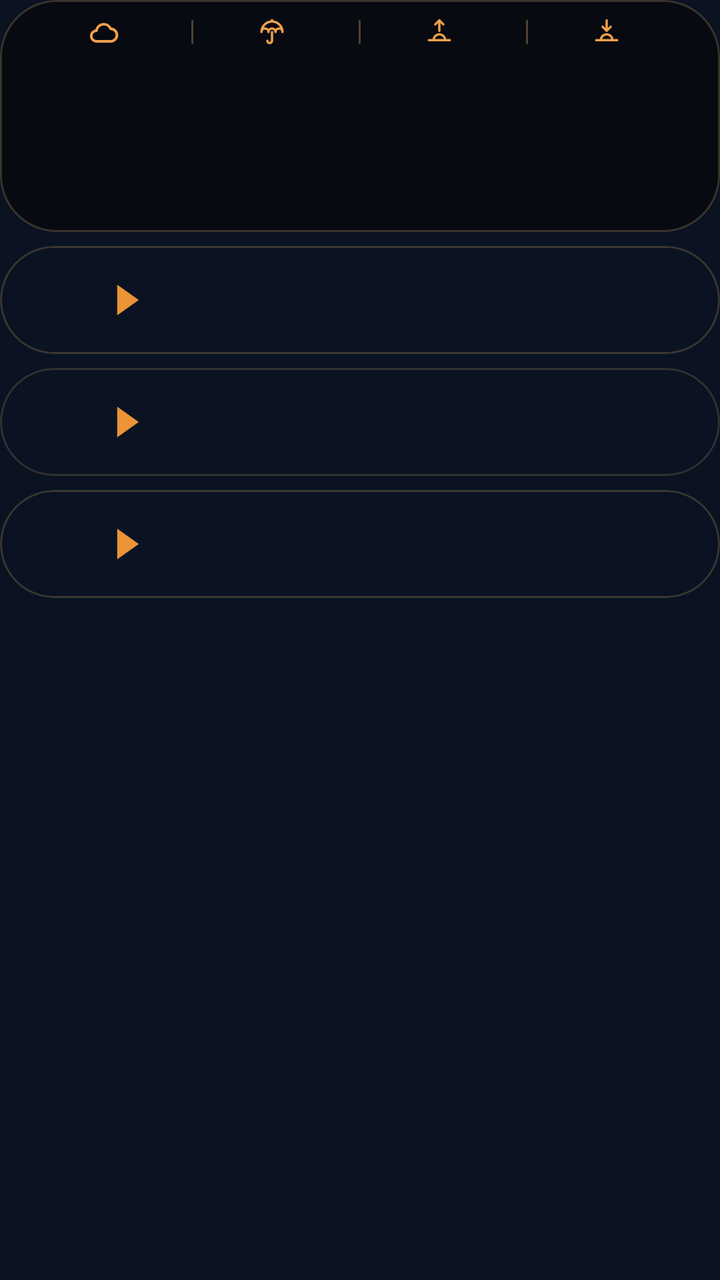
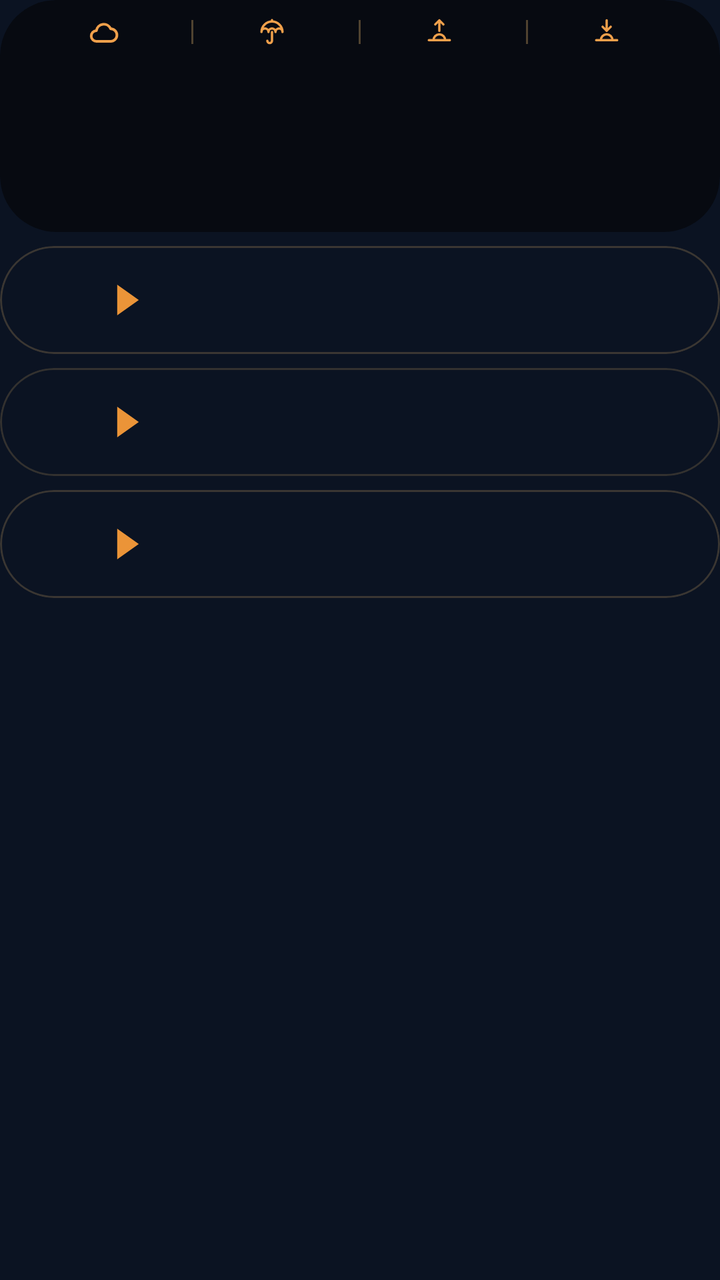

Before-and-after screenshots of an Android layout around one commit, followed by the original layout XML and the change that was made.
<!-- AndroidManifest.xml: application theme AppTheme -->
<!-- res/layout/widget_k3.xml -->
<?xml version="1.0" encoding="utf-8"?>
<FrameLayout
    xmlns:android="http://schemas.android.com/apk/res/android"
    android:id="@+id/root"
    android:layout_width="match_parent"
    android:layout_height="match_parent"
    android:padding="0dp">

    <LinearLayout
        android:layout_width="match_parent"
        android:layout_height="wrap_content"
        android:orientation="vertical">
        <LinearLayout
            android:layout_width="match_parent"
            android:layout_height="wrap_content"
            android:background="@drawable/cur_clocks"
            android:clipToOutline="true"
            android:orientation="vertical"
            android:padding="1dp">
        <FrameLayout
            android:layout_width="match_parent"
            android:layout_height="30dp">
            <ImageView
                android:id="@+id/hdr_bg"
                android:layout_width="match_parent"
                android:layout_height="match_parent"
                android:importantForAccessibility="no"
                android:scaleType="fitXY" />
            <LinearLayout
                android:layout_width="match_parent"
                android:layout_height="match_parent"
                android:orientation="horizontal"
                android:gravity="center"
                android:paddingStart="12dp"
                android:paddingEnd="12dp">
            <LinearLayout
                android:layout_width="0dp"
                android:layout_height="match_parent"
                android:layout_weight="1"
                android:gravity="center"
                android:orientation="horizontal">
                <ImageView
                    android:id="@+id/hdr_wx"
                    android:layout_width="16dp"
                    android:layout_height="16dp"
                    android:src="@drawable/wx_cloud"
                    android:scaleType="fitCenter" />
                <ImageView
                    android:id="@+id/hdr_temp"
                    android:layout_width="wrap_content"
                    android:layout_height="18dp"
                    android:adjustViewBounds="true"
                    android:layout_marginStart="5dp"
                    android:scaleType="fitCenter" />
            </LinearLayout>
            <ImageView
                android:id="@+id/sep0"
                android:layout_width="1dp"
                android:layout_height="12dp"
                android:src="@drawable/cur_sep"
                android:scaleType="fitXY" />
            <LinearLayout
                android:layout_width="0dp"
                android:layout_height="match_parent"
                android:layout_weight="1"
                android:gravity="center"
                android:orientation="horizontal">
                <ImageView
                    android:id="@+id/ic0"
                    android:layout_width="14dp"
                    android:layout_height="14dp"
                    android:src="@drawable/ic_umbrella"
                    android:scaleType="fitCenter" />
                <ImageView
                    android:id="@+id/hdr_rain"
                    android:layout_width="wrap_content"
                    android:layout_height="18dp"
                    android:adjustViewBounds="true"
                    android:layout_marginStart="4dp"
                    android:scaleType="fitCenter" />
            </LinearLayout>
            <ImageView
                android:id="@+id/sep1"
                android:layout_width="1dp"
                android:layout_height="12dp"
                android:src="@drawable/cur_sep"
                android:scaleType="fitXY" />
            <LinearLayout
                android:layout_width="0dp"
                android:layout_height="match_parent"
                android:layout_weight="1"
                android:gravity="center"
                android:orientation="horizontal">
                <ImageView
                    android:id="@+id/ic1"
                    android:layout_width="14dp"
                    android:layout_height="14dp"
                    android:src="@drawable/ic_sunrise"
                    android:scaleType="fitCenter" />
                <ImageView
                    android:id="@+id/hdr_rise"
                    android:layout_width="wrap_content"
                    android:layout_height="18dp"
                    android:adjustViewBounds="true"
                    android:layout_marginStart="4dp"
                    android:scaleType="fitCenter" />
            </LinearLayout>
            <ImageView
                android:id="@+id/sep2"
                android:layout_width="1dp"
                android:layout_height="12dp"
                android:src="@drawable/cur_sep"
                android:scaleType="fitXY" />
            <LinearLayout
                android:layout_width="0dp"
                android:layout_height="match_parent"
                android:layout_weight="1"
                android:gravity="center"
                android:orientation="horizontal">
                <ImageView
                    android:id="@+id/ic2"
                    android:layout_width="14dp"
                    android:layout_height="14dp"
                    android:src="@drawable/ic_sunset"
                    android:scaleType="fitCenter" />
                <ImageView
                    android:id="@+id/hdr_set"
                    android:layout_width="wrap_content"
                    android:layout_height="18dp"
                    android:adjustViewBounds="true"
                    android:layout_marginStart="4dp"
                    android:scaleType="fitCenter" />
            </LinearLayout>
        </LinearLayout>
        </FrameLayout>
        <LinearLayout
            android:layout_width="match_parent"
            android:layout_height="84dp"
            android:orientation="horizontal"
            android:padding="0dp">
            <FrameLayout
                android:layout_width="0dp"
                android:layout_height="match_parent"
                android:layout_weight="1">
                <LinearLayout
                    android:layout_width="match_parent"
                    android:layout_height="match_parent"
                    android:orientation="horizontal">
                    <ImageView
                        android:id="@+id/clk_bg_0a"
                        android:layout_width="28dp"
                        android:layout_height="match_parent"
                        android:scaleType="fitXY" />
                    <ImageView
                        android:id="@+id/clk_bg_0"
                        android:layout_width="0dp"
                        android:layout_height="match_parent"
                        android:layout_weight="1"
                        android:scaleType="fitXY" />
                </LinearLayout>
                <LinearLayout
                    android:layout_width="match_parent"
                    android:layout_height="match_parent"
                    android:orientation="vertical"
                    android:gravity="center"
                    android:paddingBottom="5dp"
                    android:paddingStart="2dp"
                    android:paddingEnd="2dp">
                    <ImageView
                        android:id="@+id/clk_day_0"
                        android:layout_width="match_parent"
                        android:layout_height="16dp"
                        android:scaleType="fitCenter" />
                    <ImageView
                        android:id="@+id/clk_time_0"
                        android:layout_width="match_parent"
                        android:layout_height="30dp"
                        android:scaleType="fitCenter" />
                    <ImageView
                        android:id="@+id/clk_city_0"
                        android:layout_width="match_parent"
                        android:layout_height="16dp"
                        android:layout_marginTop="-3dp"
                        android:scaleType="fitCenter" />
                </LinearLayout>
            </FrameLayout>
            <FrameLayout
                android:layout_width="0dp"
                android:layout_height="match_parent"
                android:layout_weight="1">
                <ImageView
                    android:id="@+id/clk_bg_1"
                    android:layout_width="match_parent"
                    android:layout_height="match_parent"
                    android:scaleType="fitXY" />
                <LinearLayout
                    android:layout_width="match_parent"
                    android:layout_height="match_parent"
                    android:orientation="vertical"
                    android:gravity="center"
                    android:paddingBottom="5dp"
                    android:paddingStart="2dp"
                    android:paddingEnd="2dp">
                    <ImageView
                        android:id="@+id/clk_day_1"
                        android:layout_width="match_parent"
                        android:layout_height="16dp"
                        android:scaleType="fitCenter" />
                    <ImageView
                        android:id="@+id/clk_time_1"
                        android:layout_width="match_parent"
                        android:layout_height="30dp"
                        android:scaleType="fitCenter" />
                    <ImageView
                        android:id="@+id/clk_city_1"
                        android:layout_width="match_parent"
                        android:layout_height="16dp"
                        android:layout_marginTop="-3dp"
                        android:scaleType="fitCenter" />
                </LinearLayout>
            </FrameLayout>
            <FrameLayout
                android:layout_width="0dp"
                android:layout_height="match_parent"
                android:layout_weight="1">
                <ImageView
                    android:id="@+id/clk_bg_2"
                    android:layout_width="match_parent"
                    android:layout_height="match_parent"
                    android:scaleType="fitXY" />
                <LinearLayout
                    android:layout_width="match_parent"
                    android:layout_height="match_parent"
                    android:orientation="vertical"
                    android:gravity="center"
                    android:paddingBottom="5dp"
                    android:paddingStart="2dp"
                    android:paddingEnd="2dp">
                    <ImageView
                        android:id="@+id/clk_day_2"
                        android:layout_width="match_parent"
                        android:layout_height="16dp"
                        android:scaleType="fitCenter" />
                    <ImageView
                        android:id="@+id/clk_time_2"
                        android:layout_width="match_parent"
                        android:layout_height="30dp"
                        android:scaleType="fitCenter" />
                    <ImageView
                        android:id="@+id/clk_city_2"
                        android:layout_width="match_parent"
                        android:layout_height="16dp"
                        android:layout_marginTop="-3dp"
                        android:scaleType="fitCenter" />
                </LinearLayout>
            </FrameLayout>
            <FrameLayout
                android:layout_width="0dp"
                android:layout_height="match_parent"
                android:layout_weight="1">
                <LinearLayout
                    android:layout_width="match_parent"
                    android:layout_height="match_parent"
                    android:orientation="horizontal">
                    <ImageView
                        android:id="@+id/clk_bg_3"
                        android:layout_width="0dp"
                        android:layout_height="match_parent"
                        android:layout_weight="1"
                        android:scaleType="fitXY" />
                    <ImageView
                        android:id="@+id/clk_bg_3a"
                        android:layout_width="28dp"
                        android:layout_height="match_parent"
                        android:scaleType="fitXY" />
                </LinearLayout>
                <LinearLayout
                    android:layout_width="match_parent"
                    android:layout_height="match_parent"
                    android:orientation="vertical"
                    android:gravity="center"
                    android:paddingBottom="5dp"
                    android:paddingStart="2dp"
                    android:paddingEnd="2dp">
                    <ImageView
                        android:id="@+id/clk_day_3"
                        android:layout_width="match_parent"
                        android:layout_height="16dp"
                        android:scaleType="fitCenter" />
                    <ImageView
                        android:id="@+id/clk_time_3"
                        android:layout_width="match_parent"
                        android:layout_height="30dp"
                        android:scaleType="fitCenter" />
                    <ImageView
                        android:id="@+id/clk_city_3"
                        android:layout_width="match_parent"
                        android:layout_height="16dp"
                        android:layout_marginTop="-3dp"
                        android:scaleType="fitCenter" />
                </LinearLayout>
            </FrameLayout>
        </LinearLayout>
        </LinearLayout>
        <FrameLayout
            android:id="@+id/row_0"
            android:layout_width="match_parent"
            android:layout_height="54dp"
            android:layout_marginTop="7dp"
            android:background="@drawable/cur_row_light"
            android:clipToOutline="true"
            android:foreground="?android:attr/selectableItemBackground">
            
            <ImageView
                android:id="@+id/trend_0"
                android:layout_width="match_parent"
                android:layout_height="match_parent"
                android:padding="1dp"
                android:scaleType="fitXY" />
            <LinearLayout
                android:layout_width="match_parent"
                android:layout_height="match_parent"
                android:orientation="horizontal"
                android:gravity="center_vertical"
                android:paddingStart="14dp"
                android:paddingEnd="24dp">
                <LinearLayout
                    android:layout_width="wrap_content"
                    android:layout_height="wrap_content"
                    android:orientation="horizontal"
                    android:gravity="center_vertical">
                    <ImageView
                        android:id="@+id/fl_a_0"
                        android:layout_width="30dp"
                        android:layout_height="30dp"
                        android:scaleType="fitCenter" />
                    <ImageView
                        android:id="@+id/code_a_0"
                        android:layout_width="wrap_content"
                        android:layout_height="22dp"
                        android:adjustViewBounds="true"
                        android:layout_marginStart="6dp"
                        android:scaleType="fitStart" />
                    <ImageView
                        android:id="@+id/arrow_0"
                        android:layout_width="12dp"
                        android:layout_height="16dp"
                        android:src="@drawable/cur_arrow"
                        android:layout_marginStart="8dp"
                        android:layout_marginEnd="10dp"
                        android:scaleType="fitCenter" />
                    <ImageView
                        android:id="@+id/fl_b_0"
                        android:layout_width="30dp"
                        android:layout_height="30dp"
                        android:scaleType="fitCenter" />
                    <ImageView
                        android:id="@+id/code_b_0"
                        android:layout_width="wrap_content"
                        android:layout_height="22dp"
                        android:adjustViewBounds="true"
                        android:layout_marginStart="6dp"
                        android:scaleType="fitStart" />
                </LinearLayout>
                <FrameLayout
                    android:layout_width="0dp"
                    android:layout_height="1dp"
                    android:layout_weight="1" />
                <LinearLayout
                    android:layout_width="wrap_content"
                    android:layout_height="wrap_content"
                    android:orientation="vertical"
                    android:layout_marginStart="6dp">
                    <LinearLayout
                        android:layout_width="wrap_content"
                        android:layout_height="16dp"
                        android:orientation="horizontal"
                        android:gravity="center_vertical">
                        <ImageView
                            android:id="@+id/mkt_val_0"
                            android:layout_width="52dp"
                            android:layout_height="12dp"
                            android:scaleType="fitEnd" />
                        <ImageView
                            android:id="@+id/mkt_lbl_0"
                            android:layout_width="42dp"
                            android:layout_height="11dp"
                            android:layout_marginStart="8dp"
                            android:scaleType="fitStart" />
                    </LinearLayout>
                    <LinearLayout
                        android:layout_width="wrap_content"
                        android:layout_height="16dp"
                        android:orientation="horizontal"
                        android:gravity="center_vertical"
                        android:layout_marginTop="2dp">
                        <ImageView
                            android:id="@+id/visa_val_0"
                            android:layout_width="52dp"
                            android:layout_height="12dp"
                            android:scaleType="fitEnd" />
                        <ImageView
                            android:id="@+id/visa_logo_0"
                            android:layout_width="42dp"
                            android:layout_height="16dp"
                            android:layout_marginStart="8dp"
                            android:scaleType="fitStart" />
                    </LinearLayout>
                </LinearLayout>
            </LinearLayout>
        </FrameLayout>
        <FrameLayout
            android:id="@+id/row_1"
            android:layout_width="match_parent"
            android:layout_height="54dp"
            android:layout_marginTop="7dp"
            android:background="@drawable/cur_row_dark"
            android:clipToOutline="true"
            android:foreground="?android:attr/selectableItemBackground">
            
            <ImageView
                android:id="@+id/trend_1"
                android:layout_width="match_parent"
                android:layout_height="match_parent"
                android:padding="1dp"
                android:scaleType="fitXY" />
            <LinearLayout
                android:layout_width="match_parent"
                android:layout_height="match_parent"
                android:orientation="horizontal"
                android:gravity="center_vertical"
                android:paddingStart="14dp"
                android:paddingEnd="24dp">
                <LinearLayout
                    android:layout_width="wrap_content"
                    android:layout_height="wrap_content"
                    android:orientation="horizontal"
                    android:gravity="center_vertical">
                    <ImageView
                        android:id="@+id/fl_a_1"
                        android:layout_width="30dp"
                        android:layout_height="30dp"
                        android:scaleType="fitCenter" />
                    <ImageView
                        android:id="@+id/code_a_1"
                        android:layout_width="wrap_content"
                        android:layout_height="22dp"
                        android:adjustViewBounds="true"
                        android:layout_marginStart="6dp"
                        android:scaleType="fitStart" />
                    <ImageView
                        android:id="@+id/arrow_1"
                        android:layout_width="12dp"
                        android:layout_height="16dp"
                        android:src="@drawable/cur_arrow"
                        android:layout_marginStart="8dp"
                        android:layout_marginEnd="10dp"
                        android:scaleType="fitCenter" />
                    <ImageView
                        android:id="@+id/fl_b_1"
                        android:layout_width="30dp"
                        android:layout_height="30dp"
                        android:scaleType="fitCenter" />
                    <ImageView
                        android:id="@+id/code_b_1"
                        android:layout_width="wrap_content"
                        android:layout_height="22dp"
                        android:adjustViewBounds="true"
                        android:layout_marginStart="6dp"
                        android:scaleType="fitStart" />
                </LinearLayout>
                <FrameLayout
                    android:layout_width="0dp"
                    android:layout_height="1dp"
                    android:layout_weight="1" />
                <LinearLayout
                    android:layout_width="wrap_content"
                    android:layout_height="wrap_content"
                    android:orientation="vertical"
                    android:layout_marginStart="6dp">
                    <LinearLayout
                        android:layout_width="wrap_content"
                        android:layout_height="16dp"
                        android:orientation="horizontal"
                        android:gravity="center_vertical">
                        <ImageView
                            android:id="@+id/mkt_val_1"
                            android:layout_width="52dp"
                            android:layout_height="12dp"
                            android:scaleType="fitEnd" />
                        <ImageView
                            android:id="@+id/mkt_lbl_1"
                            android:layout_width="42dp"
                            android:layout_height="11dp"
                            android:layout_marginStart="8dp"
                            android:scaleType="fitStart" />
                    </LinearLayout>
                    <LinearLayout
                        android:layout_width="wrap_content"
                        android:layout_height="16dp"
                        android:orientation="horizontal"
                        android:gravity="center_vertical"
                        android:layout_marginTop="2dp">
                        <ImageView
                            android:id="@+id/visa_val_1"
                            android:layout_width="52dp"
                            android:layout_height="12dp"
                            android:scaleType="fitEnd" />
                        <ImageView
                            android:id="@+id/visa_logo_1"
                            android:layout_width="42dp"
                            android:layout_height="16dp"
                            android:layout_marginStart="8dp"
                            android:scaleType="fitStart" />
                    </LinearLayout>
                </LinearLayout>
            </LinearLayout>
        </FrameLayout>
        <FrameLayout
            android:id="@+id/row_2"
            android:layout_width="match_parent"
            android:layout_height="54dp"
            android:layout_marginTop="7dp"
            android:background="@drawable/cur_row_light"
            android:clipToOutline="true"
            android:foreground="?android:attr/selectableItemBackground">
            
            <ImageView
                android:id="@+id/trend_2"
                android:layout_width="match_parent"
                android:layout_height="match_parent"
                android:padding="1dp"
                android:scaleType="fitXY" />
            <LinearLayout
                android:layout_width="match_parent"
                android:layout_height="match_parent"
                android:orientation="horizontal"
                android:gravity="center_vertical"
                android:paddingStart="14dp"
                android:paddingEnd="24dp">
                <LinearLayout
                    android:layout_width="wrap_content"
                    android:layout_height="wrap_content"
                    android:orientation="horizontal"
                    android:gravity="center_vertical">
                    <ImageView
                        android:id="@+id/fl_a_2"
                        android:layout_width="30dp"
                        android:layout_height="30dp"
                        android:scaleType="fitCenter" />
                    <ImageView
                        android:id="@+id/code_a_2"
                        android:layout_width="wrap_content"
                        android:layout_height="22dp"
                        android:adjustViewBounds="true"
                        android:layout_marginStart="6dp"
                        android:scaleType="fitStart" />
                    <ImageView
                        android:id="@+id/arrow_2"
                        android:layout_width="12dp"
                        android:layout_height="16dp"
                        android:src="@drawable/cur_arrow"
                        android:layout_marginStart="8dp"
                        android:layout_marginEnd="10dp"
                        android:scaleType="fitCenter" />
                    <ImageView
                        android:id="@+id/fl_b_2"
                        android:layout_width="30dp"
                        android:layout_height="30dp"
                        android:scaleType="fitCenter" />
                    <ImageView
                        android:id="@+id/code_b_2"
                        android:layout_width="wrap_content"
                        android:layout_height="22dp"
                        android:adjustViewBounds="true"
                        android:layout_marginStart="6dp"
                        android:scaleType="fitStart" />
                </LinearLayout>
                <FrameLayout
                    android:layout_width="0dp"
                    android:layout_height="1dp"
                    android:layout_weight="1" />
                <LinearLayout
                    android:layout_width="wrap_content"
                    android:layout_height="wrap_content"
                    android:orientation="vertical"
                    android:layout_marginStart="6dp">
                    <LinearLayout
                        android:layout_width="wrap_content"
                        android:layout_height="16dp"
                        android:orientation="horizontal"
                        android:gravity="center_vertical">
                        <ImageView
                            android:id="@+id/mkt_val_2"
                            android:layout_width="52dp"
                            android:layout_height="12dp"
                            android:scaleType="fitEnd" />
                        <ImageView
                            android:id="@+id/mkt_lbl_2"
                            android:layout_width="42dp"
                            android:layout_height="11dp"
                            android:layout_marginStart="8dp"
                            android:scaleType="fitStart" />
                    </LinearLayout>
                    <LinearLayout
                        android:layout_width="wrap_content"
                        android:layout_height="16dp"
                        android:orientation="horizontal"
                        android:gravity="center_vertical"
                        android:layout_marginTop="2dp">
                        <ImageView
                            android:id="@+id/visa_val_2"
                            android:layout_width="52dp"
                            android:layout_height="12dp"
                            android:scaleType="fitEnd" />
                        <ImageView
                            android:id="@+id/visa_logo_2"
                            android:layout_width="42dp"
                            android:layout_height="16dp"
                            android:layout_marginStart="8dp"
                            android:scaleType="fitStart" />
                    </LinearLayout>
                </LinearLayout>
            </LinearLayout>
        </FrameLayout>
    </LinearLayout>
</FrameLayout>
<!-- resources referenced by this layout -->
<resources>
  <!-- drawable cur_arrow (drawable) -->
  <?xml version="1.0" encoding="utf-8"?>
  <vector xmlns:android="http://schemas.android.com/apk/res/android" android:width="20dp" android:height="26dp" android:viewportWidth="20" android:viewportHeight="26">
      <path android:fillColor="#FFEB9438" android:pathData="M1,0L1,26L19,13Z" />
  </vector>
  <!-- drawable cur_clocks (drawable) -->
  <?xml version="1.0" encoding="utf-8"?>
  <shape xmlns:android="http://schemas.android.com/apk/res/android" android:shape="rectangle">
      <solid android:color="#F0070A10" />
      <stroke android:width="1dp" android:color="#3DD2A867" />
      <corners android:radius="@dimen/widget_radius" />
  </shape>
  <!-- drawable cur_row_dark (drawable) -->
  <?xml version="1.0" encoding="utf-8"?>
  <shape xmlns:android="http://schemas.android.com/apk/res/android" android:shape="rectangle">
      <solid android:color="#00000000" />
      <stroke android:width="1dp" android:color="#33D2A867" />
      <corners android:radius="@dimen/widget_radius" />
  </shape>
  <!-- drawable cur_row_light (drawable) -->
  <?xml version="1.0" encoding="utf-8"?>
  <shape xmlns:android="http://schemas.android.com/apk/res/android" android:shape="rectangle">
      <solid android:color="#00000000" />
      <stroke android:width="1dp" android:color="#3DD2A867" />
      <corners android:radius="@dimen/widget_radius" />
  </shape>
  <!-- drawable cur_sep (drawable) -->
  <?xml version="1.0" encoding="utf-8"?>
  <shape xmlns:android="http://schemas.android.com/apk/res/android" android:shape="rectangle"><solid android:color="#5CD2A867" /></shape>
  <!-- drawable ic_sunrise (drawable) -->
  <?xml version="1.0" encoding="utf-8"?>
  <vector xmlns:android="http://schemas.android.com/apk/res/android" android:width="24dp" android:height="24dp" android:viewportWidth="24" android:viewportHeight="24">
      <path android:strokeColor="#FFF0A04B" android:strokeWidth="2" android:strokeLineCap="round" android:strokeLineJoin="round" android:fillColor="#00000000"
          android:pathData="M3,19L21,19M7,19A5,5 0,0 1,17 19M12,2L12,11M8.5,5.5L12,2L15.5,5.5" />
  </vector>
  <!-- drawable ic_sunset (drawable) -->
  <?xml version="1.0" encoding="utf-8"?>
  <vector xmlns:android="http://schemas.android.com/apk/res/android" android:width="24dp" android:height="24dp" android:viewportWidth="24" android:viewportHeight="24">
      <path android:strokeColor="#FFF0A04B" android:strokeWidth="2" android:strokeLineCap="round" android:strokeLineJoin="round" android:fillColor="#00000000"
          android:pathData="M3,19L21,19M7,19A5,5 0,0 1,17 19M12,2L12,11M8.5,7.5L12,11L15.5,7.5" />
  </vector>
  <!-- drawable wx_cloud (drawable) -->
  <?xml version="1.0" encoding="utf-8"?>
  <vector xmlns:android="http://schemas.android.com/apk/res/android" android:width="24dp" android:height="24dp" android:viewportWidth="24" android:viewportHeight="24">
      <path android:strokeColor="#FFF0A04B" android:strokeWidth="2" android:strokeLineCap="round" android:strokeLineJoin="round" android:fillColor="#00000000"
          android:pathData="M7,19A4,4 0,0 1,6.8 11A5.6,5.6 0,0 1,17.5 9.6A4.7,4.7 0,0 1,17.5 19Z" />
  </vector>
  <style name="AppTheme" parent="@android:style/Theme.DeviceDefault.NoActionBar">
          <item name="android:colorAccent">#DF8B35</item>
          <item name="android:colorControlActivated">#DF8B35</item>
          <item name="android:windowBackground">#0B1322</item>
          <item name="android:statusBarColor">#0E111A</item>
          <item name="android:navigationBarColor">#0B1322</item>
          <item name="android:textColorHint">#718096</item>
      </style>
  <dimen name="widget_radius">28dp</dimen>
  <!-- unchanged entries left out for length: 1 -->
</resources>

<!-- the commit's change to res/layout/widget_k3.xml (unified diff, before → after) -->
@@ -13,7 +13,9 @@
         <LinearLayout
             android:layout_width="match_parent"
             android:layout_height="wrap_content"
+            android:id="@+id/clocks_card"
             android:background="@drawable/cur_clocks"
+            android:foreground="@drawable/cur_clocks_edge"
             android:clipToOutline="true"
             android:orientation="vertical"
             android:padding="1dp">
<!-- resource entries referenced after the edit -->
@@ -9,6 +9,12 @@
   <?xml version="1.0" encoding="utf-8"?>
   <shape xmlns:android="http://schemas.android.com/apk/res/android" android:shape="rectangle">
       <solid android:color="#F0070A10" />
+      <corners android:radius="@dimen/widget_radius" />
+  </shape>
+  <!-- drawable cur_clocks_edge (drawable) -->
+  <?xml version="1.0" encoding="utf-8"?>
+  <shape xmlns:android="http://schemas.android.com/apk/res/android" android:shape="rectangle">
+      <solid android:color="#00000000" />
       <stroke android:width="1dp" android:color="#3DD2A867" />
       <corners android:radius="@dimen/widget_radius" />
   </shape>
